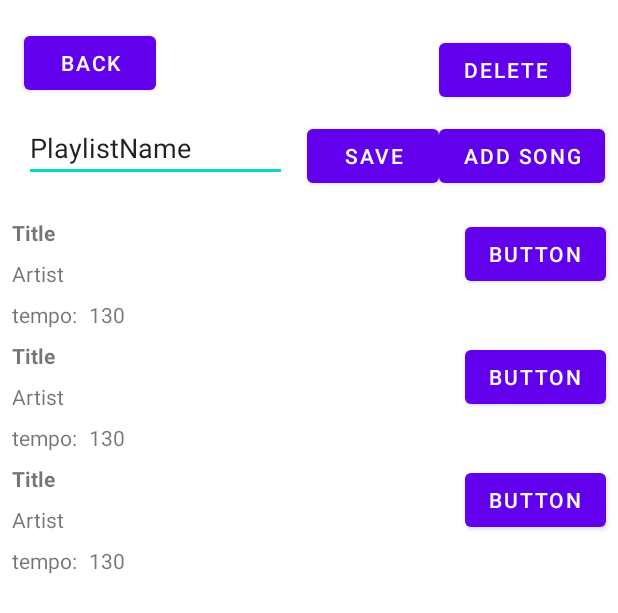
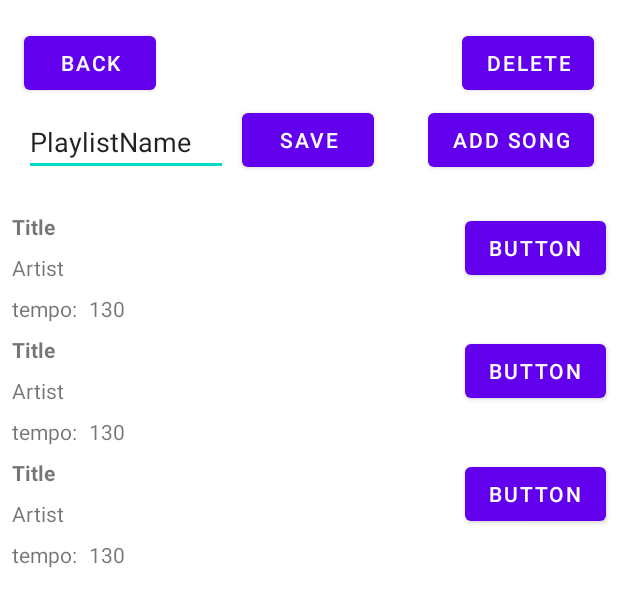
Before and after one commit to Exidius/beatrunner, an Android app: the layout fragment_playlistdetail.xml on its own in the app's theme, with its tools: preview values and no code run, on a phone screen of 412 x 824 dp. Shown: the top 613 px of the screen. Run offline under Robolectric (Android 15) with nearby library versions, the light colour scheme and no system bars.

Commit message:
ui stuff

```diff
--- a/app/src/main/res/layout/fragment_main.xml
+++ b/app/src/main/res/layout/fragment_main.xml
@@ -66,7 +66,8 @@
             app:layout_constraintEnd_toEndOf="parent"
             app:layout_constraintHorizontal_bias="0.498"
             app:layout_constraintStart_toStartOf="parent"
-        app:layout_constraintTop_toBottomOf="@+id/tv_music_tempo" />
+            app:layout_constraintTop_toBottomOf="@+id/tv_music_tempo"
+            tools:text="Song title" />
 
     <TextView
         android:id="@+id/tv_tempoLabel"
@@ -111,7 +112,8 @@
             app:layout_constraintBottom_toTopOf="@+id/player_view"
             app:layout_constraintEnd_toEndOf="parent"
             app:layout_constraintHorizontal_bias="0.498"
-        app:layout_constraintStart_toStartOf="parent" />
+            app:layout_constraintStart_toStartOf="parent"
+            tools:text="Artist" />
 
     <EditText
         android:id="@+id/et_tempo"
--- a/app/src/main/res/layout/fragment_playlistdetail.xml
+++ b/app/src/main/res/layout/fragment_playlistdetail.xml
@@ -21,20 +21,17 @@
 
     <Button
             android:id="@+id/btnSavePlaylist"
-        android:layout_width="wrap_content"
+            android:layout_width="88dp"
             android:layout_height="wrap_content"
             android:text="Save"
-        app:layout_constraintBottom_toBottomOf="parent"
-        app:layout_constraintEnd_toEndOf="parent"
-        app:layout_constraintHorizontal_bias="0.631"
-        app:layout_constraintStart_toStartOf="parent"
-        app:layout_constraintTop_toTopOf="parent"
-        app:layout_constraintVertical_bias="0.103" />
+            app:layout_constraintStart_toEndOf="@+id/etPlaylistName"
+            android:layout_marginStart="9dp"
+            app:layout_constraintBottom_toBottomOf="@+id/etPlaylistName" />
 
     <EditText
             android:id="@+id/etPlaylistName"
-        android:layout_width="175dp"
-        android:layout_height="43dp"
+            android:layout_width="136dp"
+            android:layout_height="39dp"
             android:layout_marginTop="12dp"
             android:ems="10"
             android:inputType="text"
@@ -58,17 +55,17 @@
             android:layout_width="wrap_content"
             android:layout_height="wrap_content"
             android:text="Add Song"
-        app:layout_constraintStart_toEndOf="@+id/btnSavePlaylist"
+            app:layout_constraintEnd_toEndOf="@+id/btnPlaylistDelete"
             app:layout_constraintTop_toTopOf="@+id/btnSavePlaylist" />
 
     <Button
             android:id="@+id/btnPlaylistDelete"
             android:layout_width="wrap_content"
             android:layout_height="wrap_content"
-        android:layout_marginStart="88dp"
-        android:layout_marginBottom="9dp"
             android:text="Delete"
-        app:layout_constraintBottom_toTopOf="@+id/btnSavePlaylist"
-        app:layout_constraintStart_toStartOf="@+id/btnSavePlaylist" />
+            app:layout_constraintStart_toStartOf="parent"
+            app:layout_constraintEnd_toEndOf="parent"
+            app:layout_constraintHorizontal_bias="0.95"
+            app:layout_constraintTop_toTopOf="@+id/btnBack" />
 
 </androidx.constraintlayout.widget.ConstraintLayout>
--- a/app/src/main/res/layout/playlist_item.xml
+++ b/app/src/main/res/layout/playlist_item.xml
@@ -15,7 +15,8 @@
             android:paddingBottom="16dp"
             android:text="TextView"
             app:layout_constraintStart_toStartOf="parent"
-        app:layout_constraintTop_toTopOf="parent" />
+            app:layout_constraintTop_toTopOf="parent"
+            tools:text="Playlist name" />
 
     <Button
             android:id="@+id/btnPlaylistMulti"
@@ -23,7 +24,7 @@
             android:layout_height="wrap_content"
             android:layout_marginTop="8dp"
             android:layout_marginEnd="8dp"
-        android:text="Button"
+            android:text="Play"
             app:layout_constraintEnd_toEndOf="parent"
             app:layout_constraintTop_toTopOf="parent" />
 
--- a/app/src/main/res/navigation/nav_graph.xml
+++ b/app/src/main/res/navigation/nav_graph.xml
@@ -14,6 +14,9 @@
         <action
             android:id="@+id/action_MainFragment_to_PlaylistListFragment"
             app:destination="@id/PlaylistListFragment" />
+        <action
+                android:id="@+id/action_MainFragment_to_PlaylistDetailFragment"
+                app:destination="@id/PlaylistDetailFragment" />
     </fragment>
     <fragment
         android:id="@+id/PlaylistListFragment"
```
Lines whose indentation alone changed are shown as unchanged.
